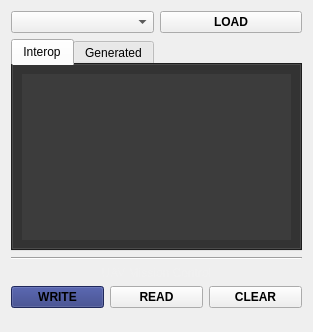
UCI-UAVForge/GroundStation, file GS/GUI/missionwidget.ui: the form before one commit.
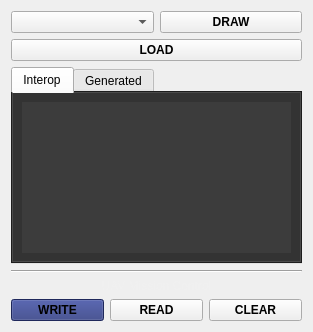
The form after the commit.

What changed in the file:
```diff
--- a/GS/GUI/missionwidget.ui
+++ b/GS/GUI/missionwidget.ui
@@ -52,36 +52,39 @@
 }</string>
   </property>
   <layout class="QGridLayout" name="gridLayout_2">
-   <item row="5" column="0">
-    <layout class="QGridLayout" name="gridLayout">
-     <item row="1" column="2">
-      <widget class="QPushButton" name="clearButton">
-       <property name="font">
-        <font>
-         <weight>75</weight>
-         <bold>true</bold>
-        </font>
-       </property>
-       <property name="text">
-        <string>CLEAR</string>
-       </property>
-      </widget>
-     </item>
-     <item row="1" column="0">
-      <widget class="QPushButton" name="writeButton">
-       <property name="font">
-        <font>
-         <weight>75</weight>
-         <bold>true</bold>
-        </font>
-       </property>
-       <property name="text">
-        <string>WRITE</string>
-       </property>
-      </widget>
-     </item>
-     <item row="1" column="1">
-      <widget class="QPushButton" name="readButton">
+   <item row="0" column="0">
+    <widget class="QWidget" name="interopControl" native="true">
+     <layout class="QHBoxLayout" name="horizontalLayout">
+      <property name="leftMargin">
+       <number>0</number>
+      </property>
+      <property name="topMargin">
+       <number>0</number>
+      </property>
+      <property name="rightMargin">
+       <number>0</number>
+      </property>
+      <property name="bottomMargin">
+       <number>0</number>
+      </property>
+      <item>
+       <widget class="QComboBox" name="missionList">
+        <property name="enabled">
+         <bool>true</bool>
+        </property>
+        <property name="editable">
+         <bool>false</bool>
+        </property>
+        <property name="currentText">
+         <string/>
+        </property>
+        <property name="sizeAdjustPolicy">
+         <enum>QComboBox::AdjustToContents</enum>
+        </property>
+       </widget>
+      </item>
+      <item>
+       <widget class="QPushButton" name="drawButton">
        <property name="font">
         <font>
          <weight>75</weight>
@@ -89,36 +92,21 @@
         </font>
        </property>
        <property name="text">
-        <string>READ</string>
+         <string>DRAW</string>
        </property>
       </widget>
      </item>
     </layout>
+    </widget>
    </item>
    <item row="3" column="0">
-    <widget class="QLabel" name="label">
-     <property name="text">
-      <string>UAV Mission Control</string>
-     </property>
-     <property name="alignment">
-      <set>Qt::AlignCenter</set>
-     </property>
-    </widget>
-   </item>
-   <item row="6" column="0">
-    <spacer name="verticalSpacer">
+    <widget class="Line" name="line">
      <property name="orientation">
-      <enum>Qt::Vertical</enum>
+      <enum>Qt::Horizontal</enum>
      </property>
-     <property name="sizeHint" stdset="0">
-      <size>
-       <width>20</width>
-       <height>40</height>
-      </size>
-     </property>
-    </spacer>
+    </widget>
    </item>
-   <item row="1" column="0">
+   <item row="2" column="0">
     <widget class="QTabWidget" name="tabWidget">
      <property name="currentIndex">
       <number>0</number>
@@ -173,38 +161,73 @@
      </widget>
     </widget>
    </item>
-   <item row="0" column="0">
-    <widget class="QWidget" name="interopControl" native="true">
-     <layout class="QHBoxLayout" name="horizontalLayout">
-      <property name="leftMargin">
-       <number>0</number>
-      </property>
-      <property name="topMargin">
-       <number>0</number>
-      </property>
-      <property name="rightMargin">
-       <number>0</number>
-      </property>
-      <property name="bottomMargin">
-       <number>0</number>
-      </property>
-      <item>
-       <widget class="QComboBox" name="missionList">
-        <property name="enabled">
-         <bool>true</bool>
-        </property>
-        <property name="editable">
-         <bool>false</bool>
-        </property>
-        <property name="currentText">
-         <string/>
-        </property>
-        <property name="sizeAdjustPolicy">
-         <enum>QComboBox::AdjustToContents</enum>
+   <item row="4" column="0">
+    <widget class="QLabel" name="label">
+     <property name="text">
+      <string>UAV Mission Control</string>
+     </property>
+     <property name="alignment">
+      <set>Qt::AlignCenter</set>
+     </property>
+    </widget>
+   </item>
+   <item row="7" column="0">
+    <spacer name="verticalSpacer">
+     <property name="orientation">
+      <enum>Qt::Vertical</enum>
+     </property>
+     <property name="sizeHint" stdset="0">
+      <size>
+       <width>20</width>
+       <height>40</height>
+      </size>
+     </property>
+    </spacer>
+   </item>
+   <item row="6" column="0">
+    <layout class="QGridLayout" name="gridLayout">
+     <item row="1" column="2">
+      <widget class="QPushButton" name="clearButton">
+       <property name="font">
+        <font>
+         <weight>75</weight>
+         <bold>true</bold>
+        </font>
+       </property>
+       <property name="text">
+        <string>CLEAR</string>
+       </property>
+      </widget>
+     </item>
+     <item row="1" column="0">
+      <widget class="QPushButton" name="writeButton">
+       <property name="font">
+        <font>
+         <weight>75</weight>
+         <bold>true</bold>
+        </font>
+       </property>
+       <property name="text">
+        <string>WRITE</string>
         </property>
        </widget>
       </item>
-      <item>
+     <item row="1" column="1">
+      <widget class="QPushButton" name="readButton">
+       <property name="font">
+        <font>
+         <weight>75</weight>
+         <bold>true</bold>
+        </font>
+       </property>
+       <property name="text">
+        <string>READ</string>
+       </property>
+      </widget>
+     </item>
+    </layout>
+   </item>
+   <item row="1" column="0">
        <widget class="QPushButton" name="loadButton">
         <property name="font">
          <font>
@@ -214,16 +237,6 @@
         </property>
         <property name="text">
          <string>LOAD</string>
-        </property>
-       </widget>
-      </item>
-     </layout>
-    </widget>
-   </item>
-   <item row="2" column="0">
-    <widget class="Line" name="line">
-     <property name="orientation">
-      <enum>Qt::Horizontal</enum>
      </property>
     </widget>
    </item>
```
Lines whose indentation alone changed are shown as unchanged.
